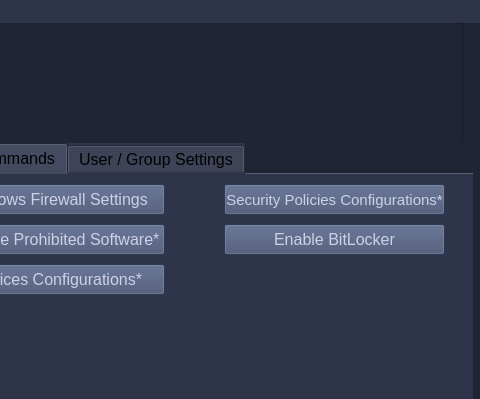
Above: GUIs/ScriptRunnerPyQt5_GUI/PyUIs/MainMenu2.ui from vipersniper0501/CP_Scripts2 before the change; both pictures show x 368 to 848 and y 0 to 399 of the 848 by 598 pixel window. Below: the same form after it.
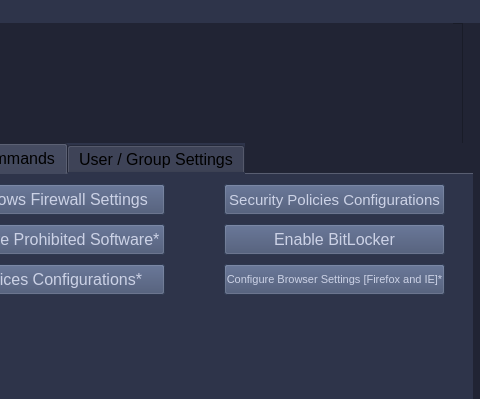
That is the form after the change. The open tabs and pages were chosen to show the change. Icons and pictures are not drawn.

Commit message: version 0.5.37.2 - Updated Basic Configurations command + Services Configuration command + added requirements.txt

The edit to the form file:
```diff
--- a/GUIs/ScriptRunnerPyQt5_GUI/PyUIs/MainMenu2.ui
+++ b/GUIs/ScriptRunnerPyQt5_GUI/PyUIs/MainMenu2.ui
@@ -470,7 +470,7 @@
          <string notr="true">background-color: #414E6E;color: #CCD2E6;</string>
         </property>
         <property name="text">
-         <string>Security Policies Configurations*</string>
+                                    <string>Security Policies Configurations</string>
         </property>
        </widget>
        <widget class="QPushButton" name="rmvprosoftbutton_2">
@@ -576,6 +576,27 @@
          <string>Services Configurations*</string>
         </property>
        </widget>
+                            <widget class="QPushButton" name="browserConf">
+                                <property name="geometry">
+                                    <rect>
+                                        <x>300</x>
+                                        <y>90</y>
+                                        <width>221</width>
+                                        <height>31</height>
+                                    </rect>
+                                </property>
+                                <property name="font">
+                                    <font>
+                                        <pointsize>8</pointsize>
+                                    </font>
+                                </property>
+                                <property name="styleSheet">
+                                    <string notr="true">background-color: #414E6E;color: #CCD2E6;</string>
+                                </property>
+                                <property name="text">
+                                    <string>Configure Browser Settings [Firefox and IE]*</string>
+                                </property>
+                            </widget>
       </widget>
       <widget class="QWidget" name="windows_usrgruCOM">
        <attribute name="title">
```
Left out of the diff: 10 changed lines with no effect on the pictures. Lines whose indentation alone changed are shown as unchanged. The commit also changes 37 other files.
